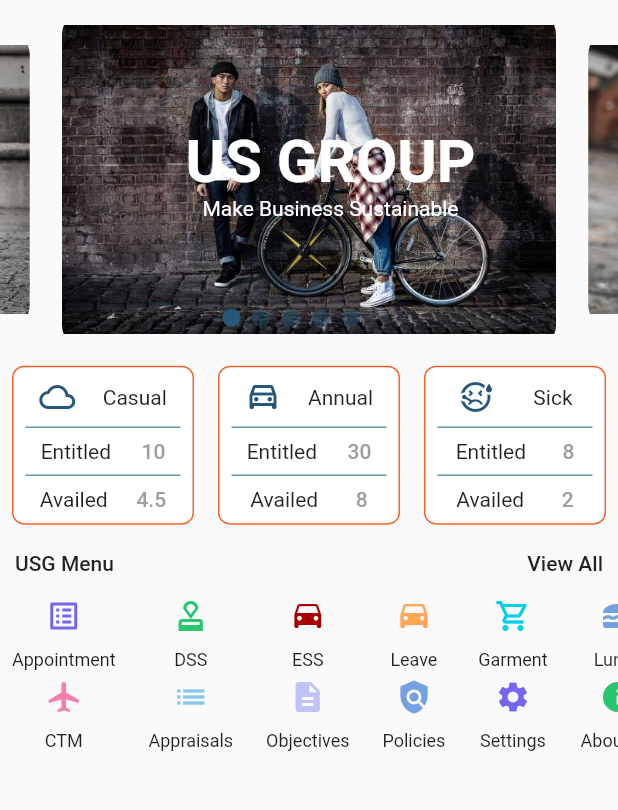
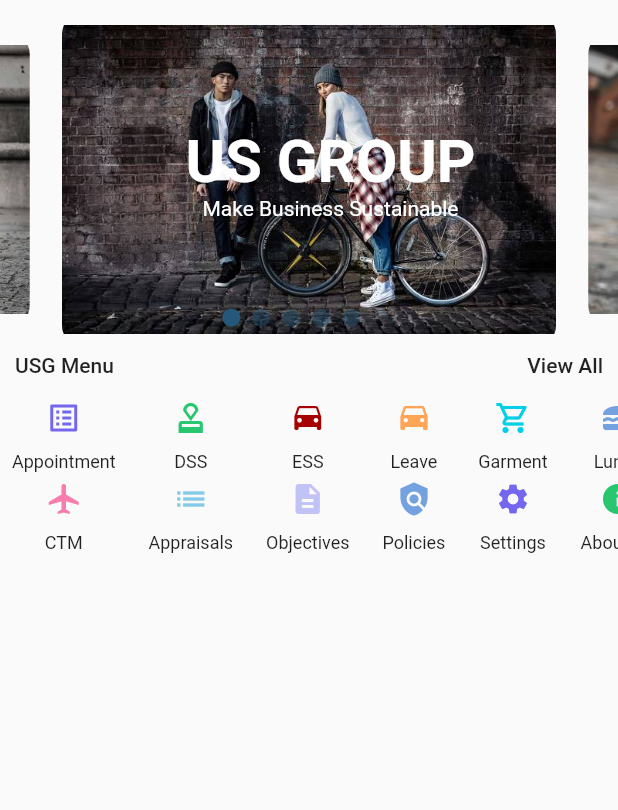
Before and after one commit to javedmughal-058/flutter_crud_with_laravel_api, a Flutter app: the screen it shows after launch, on a phone screen of 412 x 824 dp, the part 54-864 px from its top. Run offline on Flutter 3.47's test engine with Material 2 defaults, Android fonts, the phone set to English and light mode, and no system bars; drawn by our look-alikes of carousel_slider; our stand-ins replace bubble, easy_sidemenu, get, lottie, page_transition, simple_animations and 1 more; missing offline and left inert: bottom_bar_with_sheet; statements that could not run were skipped.

Commit message:
Update StartPage.dart

```diff
--- a/lib/views/StartPage.dart
+++ b/lib/views/StartPage.dart
@@ -4,7 +4,7 @@ import 'package:flutter/material.dart';
 import 'package:flutter_crud_with_laravel_api/controllers/UserController.dart';
 import 'package:flutter_crud_with_laravel_api/models/MenuModel.dart';
 import 'package:flutter_crud_with_laravel_api/views/HomPage.dart';
-import 'package:flutter_crud_with_laravel_api/views/MenuPages/AppointmentHome.dart';
+import 'package:flutter_crud_with_laravel_api/views/MenuPages/Ess.dart';
 import 'package:get/get.dart';
 
 class StartPage extends StatefulWidget {
@@ -326,34 +326,7 @@ class _StartPageState extends State<StartPage>{
                       ))
                 ],
               ),
-              Row(
-                children: const [
-                  Expanded(
-                    child: _CustomBalanceCard(
-                        icon: Icons.cloud_outlined,
-                        entitled: '10',
-                        availed: '4.5',
-                        leaveName: 'Casual'),
-                  ),
-                  Expanded(
-                    child: _CustomBalanceCard(
-                        icon: Icons.drive_eta_outlined,
-                        entitled: '30',
-                        availed: '8',
-                        leaveName: 'Annual'),
-                  ),
-                  Expanded(
-                    child: _CustomBalanceCard(
-                        icon: Icons.sick_outlined,
-                        entitled: '8',
-                        availed: '2',
-                        leaveName: 'Sick'),
-                  ),
-                ],
-              ),
-              const SizedBox(
-                height: 10,
-              ),
+
               Row(
                 //mainAxisAlignment: MainAxisAlignment.spaceBetween,
                 children: [
@@ -626,103 +599,7 @@ class _StartPageState extends State<StartPage>{
   }
 }
 
-class _CustomBalanceCard extends StatelessWidget {
-  final IconData icon;
-  final String entitled;
-  final String availed;
-  final String leaveName;
-  const _CustomBalanceCard(
-      {Key? key,
-      required this.icon,
-      required this.entitled,
-      required this.availed,
-      required this.leaveName})
-      : super(key: key);
 
-  @override
-  Widget build(BuildContext context) {
-    Color _color = const Color(0xff115e7a);
-    Color _color2 = const Color(0xfff2652e);
-    Color _color3 = const Color(0xff009b9a);
-    Color _color4 = const Color(0xff2b5485);
-    return Container(
-      margin: const EdgeInsets.all(8),
-      decoration: BoxDecoration(
-          //1
-
-          // border: Border.all(
-          //     color: _color.withOpacity(0.5),
-          //     width: 1.0,
-          //     style: BorderStyle.solid),
-          // borderRadius: BorderRadius.circular(8),
-          // color: _color.withOpacity(0.02),
-
-          //2
-
-          // color: Colors.grey.shade200,
-          // borderRadius: BorderRadius.circular(12),
-          // border: Border.all(
-          //   color: Colors.black,),
-
-          //3
-
-          // color: _color.withOpacity(0.03),
-          // border: Border.all(color: _color3),
-          // borderRadius: BorderRadius.circular(10),
-
-          //4
-
-          borderRadius: BorderRadius.circular(8),
-          border: Border.all(color: _color2 ),
-          color: Colors.white,
-          // boxShadow: [
-          //   BoxShadow(
-          //     color: Colors.grey.withOpacity(1),
-          //     spreadRadius: 1,
-          //     blurRadius: 2,
-          //     offset: const Offset(0, 2), // changes position of shadow
-          //   ),
-          // ]
-      ),
-      padding: const EdgeInsets.all(8.0),
-      child: Column(
-        children: [
-          Row(
-            mainAxisAlignment: MainAxisAlignment.spaceAround,
-            children: [
-              Icon(icon, color: Theme.of(context).primaryColor),
-              Text(leaveName),
-            ],
-          ),
-          Divider(color: _color),
-          Row(
-            mainAxisAlignment: MainAxisAlignment.spaceAround,
-            children: [
-              const Text('Entitled'),
-              Text(
-                entitled,
-                style:
-                    const TextStyle(color: Colors.grey, fontWeight: FontWeight.w500),
-              ),
-            ],
-          ),
-          Divider(color: _color),
-          Row(
-            mainAxisAlignment: MainAxisAlignment.spaceAround,
-            children: [
-              const Text('Availed'),
-              Text(
-                availed,
-                style:
-                    const TextStyle(color: Colors.grey, fontWeight: FontWeight.w500),
-              ),
-            ],
-          )
-        ],
-      ),
-    );
-  }
-}
 
 Widget productItem(int index, context) => Container(
       padding: const EdgeInsets.fromLTRB(8, 0, 6, 6),
```
